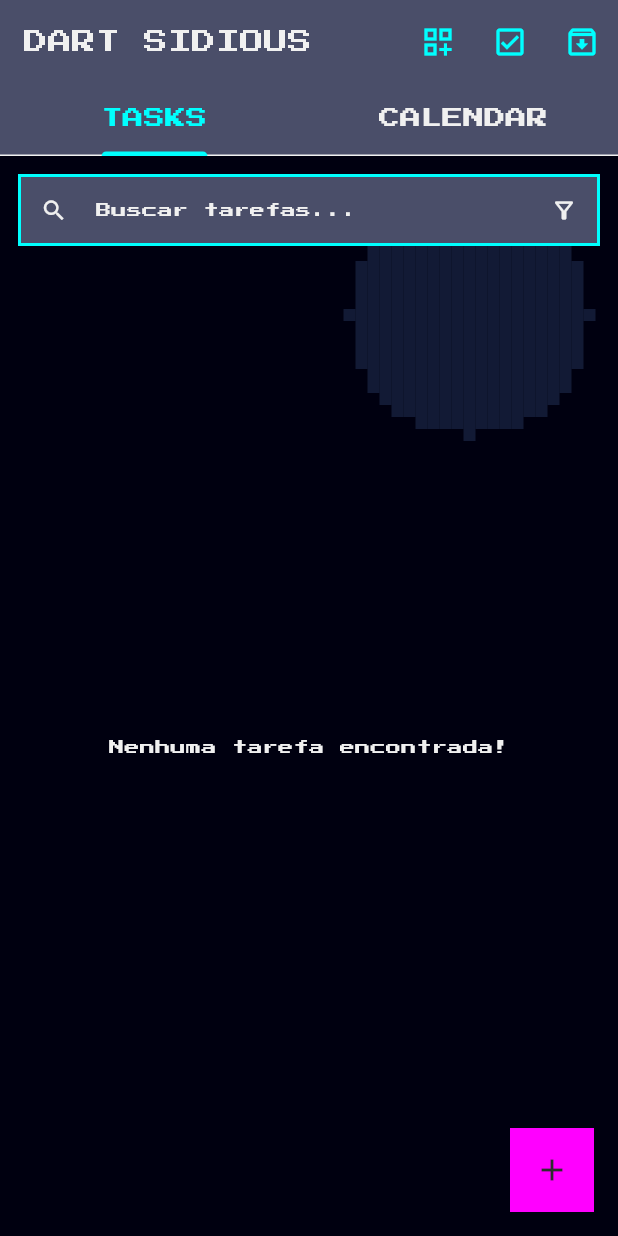
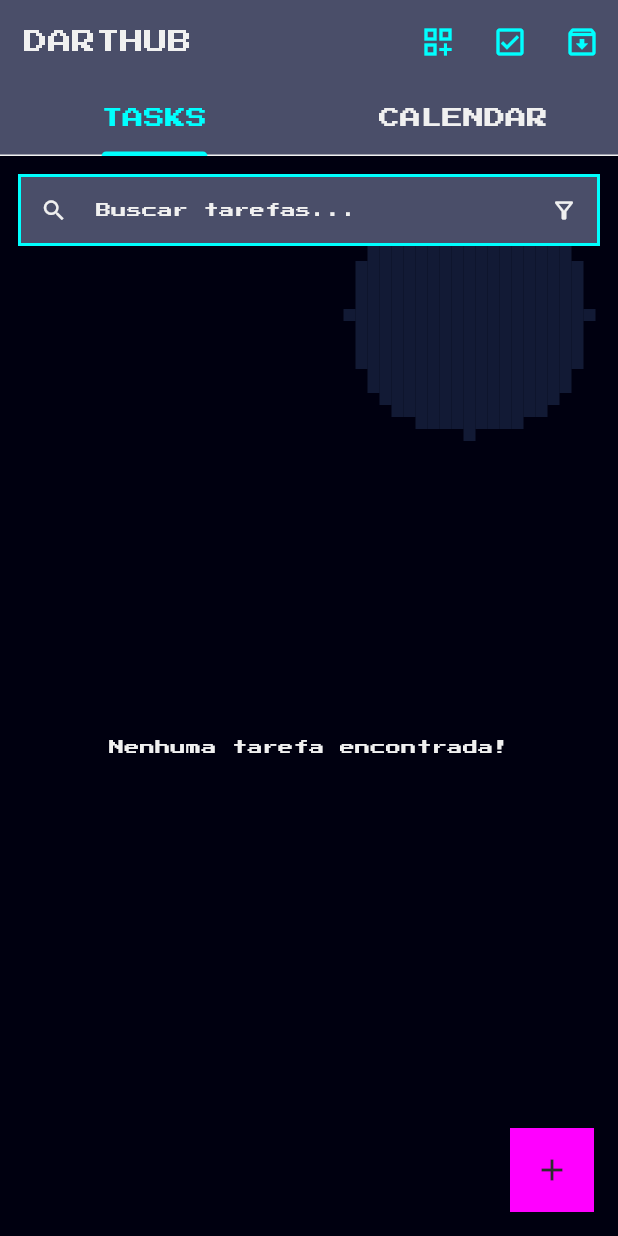
Before and after one commit to thanhhang1306/todo_spring_2025, a Flutter app: the screen it shows once a user with an empty profile is signed in, on a phone screen of 412 x 824 dp. Run offline on Flutter 3.47's test engine with Material 3 defaults, Android fonts, the light colour scheme and no system bars; our stand-ins replace cloud_firestore, firebase_auth, firebase_core, flutter_local_notifications, google_fonts, google_sign_in and 3 more; missing offline and left inert: app_settings; accounts and stored records are empty.

Commit message:
change from team name to title

```diff
--- a/lib/home/home_screen.dart
+++ b/lib/home/home_screen.dart
@@ -608,7 +608,7 @@ class _HomeScreenState extends State<HomeScreen> with SingleTickerProviderStateM
           appBar: AppBar(
             // Estilo vem do AppBarTheme
             // backgroundColor: RetroTheme.panel,
-            title: Text('DART SIDIOUS', style: textTheme.titleLarge), // Usar estilo do tema
+            title: Text('DARTHUB', style: textTheme.titleLarge), // Usar estilo do tema
             bottom: TabBar(
               controller: _tabController,
               // Estilo vem do TabBarTheme
```
Also changed, not shown: 1 other file.
